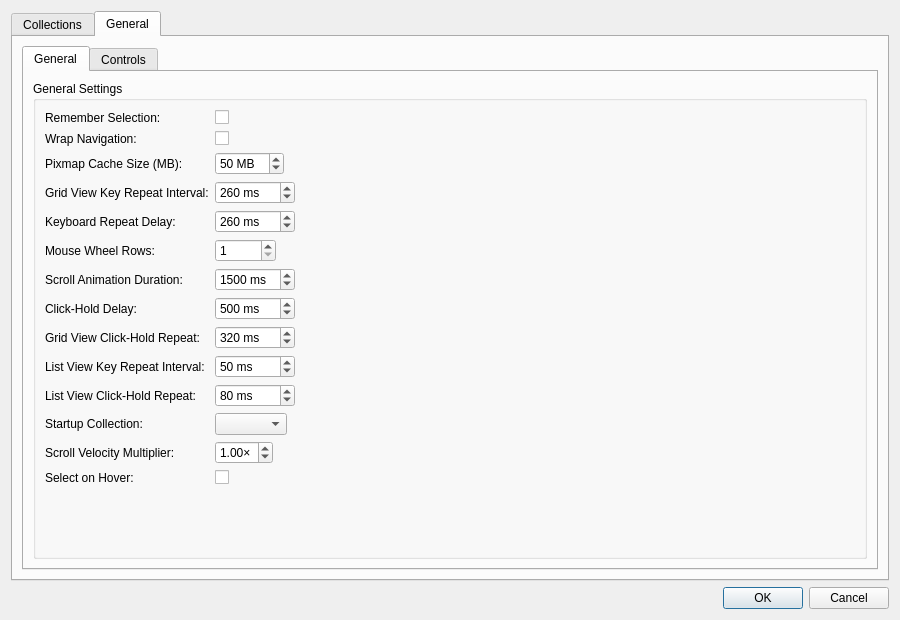
Above: src/ui/dialogs/settingsdialog.ui from EtherAura/Kartend before the change. Below: the same form after it.
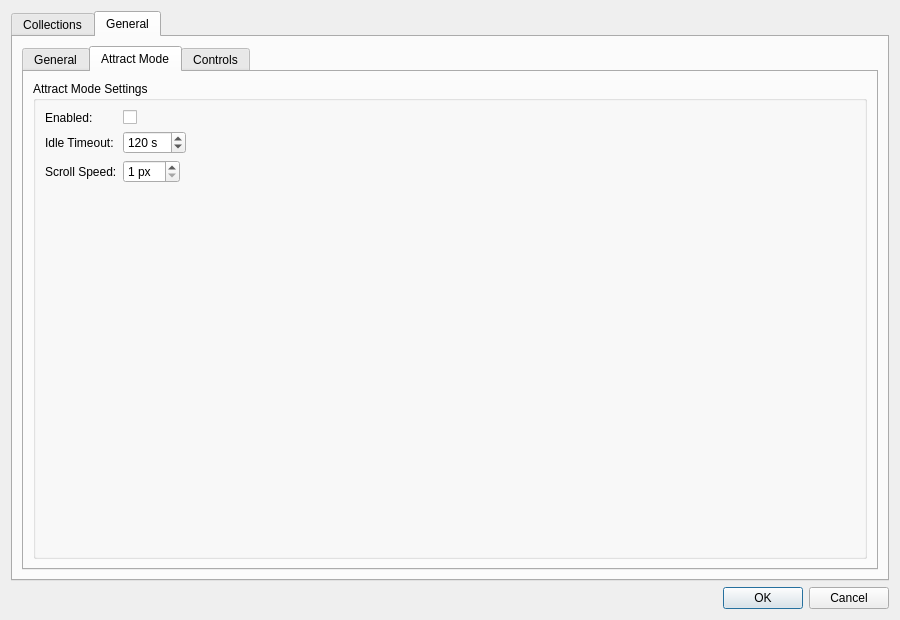
That is the form after the change. The open tabs and pages were chosen to show the change. Icons and pictures are not drawn.

Commit message:
feat: add attract mode settings UI as sub-tab in General (Kartend-1pp)
- New 'Attract Mode' sub-tab in generalSubTabWidget with QGroupBox + QFormLayout
- Controls: attractModeCheckBox (enabled), attractIdleTimeoutSpinBox (10-3600s),
  attractScrollSpeedSpinBox (1-10 px)
- Load/save: loadGeneralSettingsToUI and saveGeneralSettingsFromUI in settingsdialogform.cpp
- Change detection: connections in settingsdialoggeneral.cpp, checks in settingsdialogchecks.cpp
- All widgets null-checked to match existing defensive pattern

Diff of the .ui file:
```diff
--- a/src/ui/dialogs/settingsdialog.ui
+++ b/src/ui/dialogs/settingsdialog.ui
@@ -1463,6 +1463,111 @@
            </item>
           </layout>
          </widget>
+         <widget class="QWidget" name="attractSubTab">
+          <attribute name="title">
+           <string>Attract Mode</string>
+          </attribute>
+          <layout class="QVBoxLayout" name="attractSubTabLayout">
+           <item>
+            <widget class="QGroupBox" name="attractGroupBox">
+             <property name="title">
+              <string>Attract Mode Settings</string>
+             </property>
+             <layout class="QVBoxLayout" name="attractContentLayout">
+              <item>
+               <layout class="QFormLayout" name="attractFormLayout">
+                <item row="0" column="0">
+                 <widget class="QLabel" name="attractModeLabel">
+                  <property name="text">
+                   <string>Enabled:</string>
+                  </property>
+                 </widget>
+                </item>
+                <item row="0" column="1">
+                 <widget class="QCheckBox" name="attractModeCheckBox">
+                  <property name="toolTip">
+                   <string>Automatically scroll through items after an idle timeout</string>
+                  </property>
+                 </widget>
+                </item>
+                <item row="1" column="0">
+                 <widget class="QLabel" name="attractIdleTimeoutLabel">
+                  <property name="text">
+                   <string>Idle Timeout:</string>
+                  </property>
+                 </widget>
+                </item>
+                <item row="1" column="1">
+                 <widget class="QSpinBox" name="attractIdleTimeoutSpinBox">
+                  <property name="sizePolicy"><sizepolicy hsizetype="Fixed" vsizetype="Fixed"><horstretch>0</horstretch><verstretch>0</verstretch></sizepolicy></property>
+                  <property name="minimumWidth"><number>80</number></property>
+                  <property name="maximumWidth"><number>80</number></property>
+                  <property name="toolTip">
+                   <string>Seconds of inactivity before attract mode activates (10-3600)</string>
+                  </property>
+                  <property name="suffix">
+                   <string> s</string>
+                  </property>
+                  <property name="minimum">
+                   <number>10</number>
+                  </property>
+                  <property name="maximum">
+                   <number>3600</number>
+                  </property>
+                  <property name="value">
+                   <number>120</number>
+                  </property>
+                 </widget>
+                </item>
+                <item row="2" column="0">
+                 <widget class="QLabel" name="attractScrollSpeedLabel">
+                  <property name="text">
+                   <string>Scroll Speed:</string>
+                  </property>
+                 </widget>
+                </item>
+                <item row="2" column="1">
+                 <widget class="QSpinBox" name="attractScrollSpeedSpinBox">
+                  <property name="sizePolicy"><sizepolicy hsizetype="Fixed" vsizetype="Fixed"><horstretch>0</horstretch><verstretch>0</verstretch></sizepolicy></property>
+                  <property name="minimumWidth"><number>80</number></property>
+                  <property name="maximumWidth"><number>80</number></property>
+                  <property name="toolTip">
+                   <string>Scroll speed in pixels per frame during attract mode (1-10)</string>
+                  </property>
+                  <property name="suffix">
+                   <string> px</string>
+                  </property>
+                  <property name="minimum">
+                   <number>1</number>
+                  </property>
+                  <property name="maximum">
+                   <number>10</number>
+                  </property>
+                  <property name="value">
+                   <number>1</number>
+                  </property>
+                 </widget>
+                </item>
+               </layout>
+              </item>
+              <item>
+               <spacer name="attractVerticalSpacer">
+                <property name="orientation">
+                 <enum>Qt::Orientation::Vertical</enum>
+                </property>
+                <property name="sizeHint" stdset="0">
+                 <size>
+                  <width>20</width>
+                  <height>40</height>
+                 </size>
+                </property>
+               </spacer>
+              </item>
+             </layout>
+            </widget>
+           </item>
+          </layout>
+         </widget>
          <widget class="QWidget" name="controlsSubTab">
           <attribute name="title">
            <string>Controls</string>
```
The commit also changes 3 other files.
